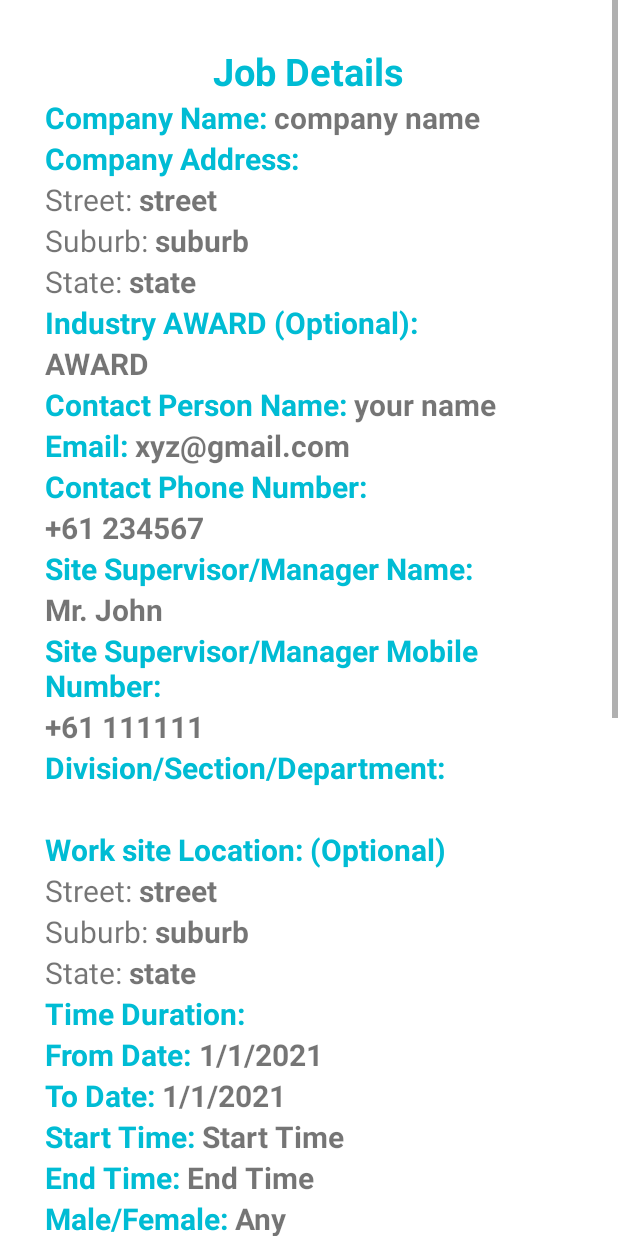
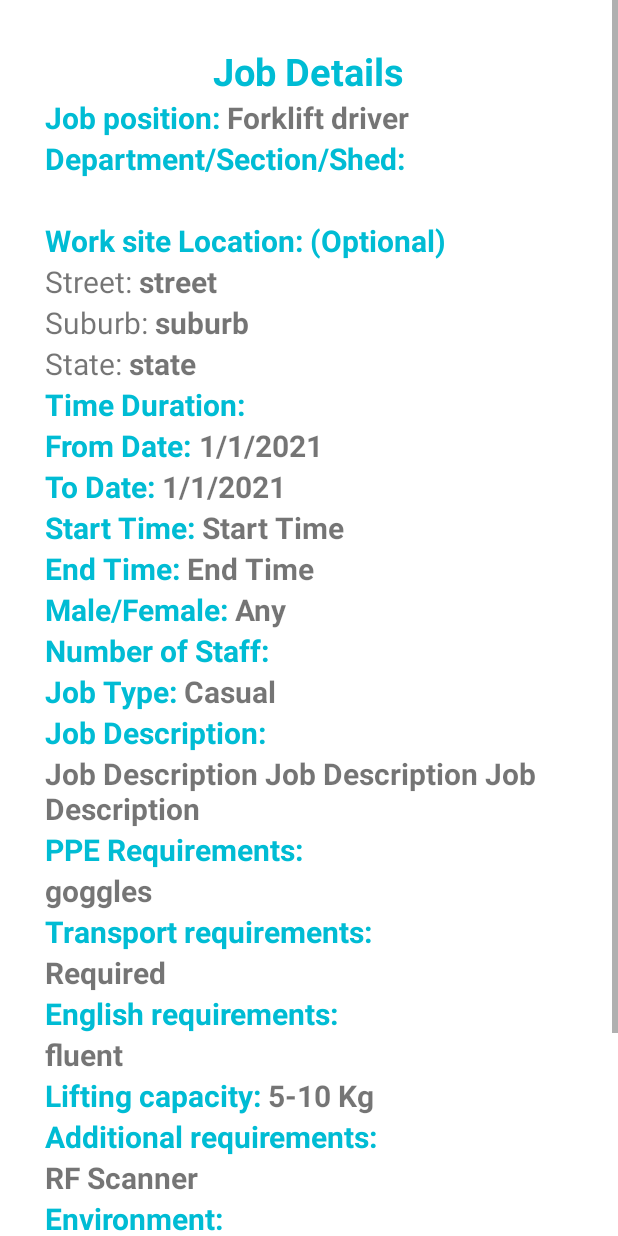
Before and after one commit to MdTalatMahmud/EmployeeHireEmployeePanel, an Android app: the layout activity_job_details.xml on its own in the app's theme, with its tools: preview values and no code run, on a phone screen of 412 x 824 dp. Run offline under Robolectric (Android 15) with nearby library versions, the phone set to English and light mode, and no system bars.

Commit message:
applicant detail added

```diff
--- a/app/src/main/res/layout/activity_job_details.xml
+++ b/app/src/main/res/layout/activity_job_details.xml
@@ -56,6 +56,7 @@
                 android:textSize="20dp"
                 android:textColor="#00BCD4"
                 android:textStyle="bold"
+                android:visibility="gone"
                 android:text="Company Name: "/>
             <TextView
                 android:id="@+id/conpanyNameTVID"
@@ -63,6 +64,7 @@
                 android:layout_height="wrap_content"
                 android:textSize="20dp"
                 android:textStyle="bold"
+                android:visibility="gone"
                 android:text="company name"/>
         </LinearLayout>
 
@@ -73,6 +75,7 @@
             android:textSize="20dp"
             android:textColor="#00BCD4"
             android:textStyle="bold"
+            android:visibility="gone"
             android:text="Company Address: "/>
         <LinearLayout
             android:layout_width="wrap_content"
@@ -81,6 +84,7 @@
                 android:layout_width="wrap_content"
                 android:layout_height="wrap_content"
                 android:textSize="20dp"
+                android:visibility="gone"
                 android:text="Street: "/>
             <TextView
                 android:id="@+id/streetTVID"
@@ -88,6 +92,7 @@
                 android:layout_height="wrap_content"
                 android:textSize="20dp"
                 android:textStyle="bold"
+                android:visibility="gone"
                 android:text="street"/>
         </LinearLayout>
         <LinearLayout
@@ -97,6 +102,7 @@
                 android:layout_width="wrap_content"
                 android:layout_height="wrap_content"
                 android:textSize="20dp"
+                android:visibility="gone"
                 android:text="Suburb: "/>
             <TextView
                 android:id="@+id/suburbTVID"
@@ -104,6 +110,7 @@
                 android:layout_height="wrap_content"
                 android:textSize="20dp"
                 android:textStyle="bold"
+                android:visibility="gone"
                 android:text="suburb"/>
         </LinearLayout>
         <LinearLayout
@@ -113,6 +120,7 @@
                 android:layout_width="wrap_content"
                 android:layout_height="wrap_content"
                 android:textSize="20dp"
+                android:visibility="gone"
                 android:text="State: "/>
             <TextView
                 android:id="@+id/stateTVID"
@@ -120,6 +128,7 @@
                 android:layout_height="wrap_content"
                 android:textSize="20dp"
                 android:textStyle="bold"
+                android:visibility="gone"
                 android:text="state"/>
         </LinearLayout>
 
@@ -134,6 +143,7 @@
                 android:textSize="20dp"
                 android:textColor="#00BCD4"
                 android:textStyle="bold"
+                android:visibility="gone"
                 android:text="Industry AWARD (Optional): "/>
             <TextView
                 android:id="@+id/industryAwardTVID"
@@ -141,6 +151,7 @@
                 android:layout_height="wrap_content"
                 android:textSize="20dp"
                 android:textStyle="bold"
+                android:visibility="gone"
                 android:text="AWARD"/>
         </LinearLayout>
 
@@ -155,6 +166,7 @@
                 android:textSize="20dp"
                 android:textColor="#00BCD4"
                 android:textStyle="bold"
+                android:visibility="gone"
                 android:text="Contact Person Name: "/>
             <TextView
                 android:id="@+id/contactPersonNameTVID"
@@ -162,6 +174,7 @@
                 android:layout_height="wrap_content"
                 android:textSize="20dp"
                 android:textStyle="bold"
+                android:visibility="gone"
                 android:text="your name"/>
         </LinearLayout>
 
@@ -175,6 +188,7 @@
                 android:textSize="20dp"
                 android:textColor="#00BCD4"
                 android:textStyle="bold"
+                android:visibility="gone"
                 android:text="Email: "/>
             <TextView
                 android:id="@+id/contactPersonEmailTVID"
@@ -182,6 +196,7 @@
                 android:layout_height="wrap_content"
                 android:textSize="20dp"
                 android:textStyle="bold"
+                android:visibility="gone"
                 android:text="xyz@gmail.com"/>
         </LinearLayout>
 
@@ -196,6 +211,7 @@
                 android:textSize="20dp"
                 android:textColor="#00BCD4"
                 android:textStyle="bold"
+                android:visibility="gone"
                 android:text="Contact Phone Number: "/>
             <TextView
                 android:id="@+id/contactPhoneNoTVID"
@@ -203,6 +219,7 @@
                 android:layout_height="wrap_content"
                 android:textSize="20dp"
                 android:textStyle="bold"
+                android:visibility="gone"
                 android:text="+61 234567"/>
         </LinearLayout>
 
@@ -217,6 +234,7 @@
                 android:textSize="20dp"
                 android:textColor="#00BCD4"
                 android:textStyle="bold"
+                android:visibility="gone"
                 android:text="Site Supervisor/Manager Name: "/>
             <TextView
                 android:id="@+id/supervisorNameTVID"
@@ -224,6 +242,7 @@
                 android:layout_height="wrap_content"
                 android:textSize="20dp"
                 android:textStyle="bold"
+                android:visibility="gone"
                 android:text="Mr. John"/>
         </LinearLayout>
 
@@ -238,6 +257,7 @@
                 android:textSize="20dp"
                 android:textColor="#00BCD4"
                 android:textStyle="bold"
+                android:visibility="gone"
                 android:text="Site Supervisor/Manager Mobile Number: "/>
             <TextView
                 android:id="@+id/siteSupervisorMobileNoTVID"
@@ -245,7 +265,29 @@
                 android:layout_height="wrap_content"
                 android:textSize="20dp"
                 android:textStyle="bold"
+                android:visibility="gone"
                 android:text="+61 111111"/>
+        </LinearLayout>
+
+        <!--        .......job position ........-->
+        <LinearLayout
+            android:layout_width="wrap_content"
+            android:layout_height="wrap_content"
+            android:orientation="horizontal">
+            <TextView
+                android:layout_width="wrap_content"
+                android:layout_height="wrap_content"
+                android:textSize="20dp"
+                android:textColor="#00BCD4"
+                android:textStyle="bold"
+                android:text="Job position: "/>
+            <TextView
+                android:id="@+id/jobPositionTVID"
+                android:layout_width="wrap_content"
+                android:layout_height="wrap_content"
+                android:textStyle="bold"
+                android:textSize="20dp"
+                android:text="Forklift driver"/>
         </LinearLayout>
 
         <!--     division/section/department-->
@@ -259,7 +301,7 @@
                 android:textSize="20dp"
                 android:textColor="#00BCD4"
                 android:textStyle="bold"
-                android:text="Division/Section/Department: "/>
+                android:text="Department/Section/Shed: "/>
             <TextView
                 android:id="@+id/departmentTVID"
                 android:layout_width="wrap_content"
@@ -432,26 +474,7 @@
                 android:text="Any"/>
         </LinearLayout>
 
-        <!--        .......job position ........-->
-        <LinearLayout
-            android:layout_width="wrap_content"
-            android:layout_height="wrap_content"
-            android:orientation="horizontal">
-            <TextView
-                android:layout_width="wrap_content"
-                android:layout_height="wrap_content"
-                android:textSize="20dp"
-                android:textColor="#00BCD4"
-                android:textStyle="bold"
-                android:text="Job position: "/>
-            <TextView
-                android:id="@+id/jobPositionTVID"
-                android:layout_width="wrap_content"
-                android:layout_height="wrap_content"
-                android:textStyle="bold"
-                android:textSize="20dp"
-                android:text="Forklift driver"/>
-        </LinearLayout>
+
 
         <!--        quantity-->
         <LinearLayout
@@ -652,7 +675,7 @@
                 android:layout_height="wrap_content"
                 android:textSize="20dp"
                 android:textStyle="bold"
-                android:text=""/>
+                android:text="N/A"/>
         </LinearLayout>
 
 
--- a/app/src/main/res/values/strings.xml
+++ b/app/src/main/res/values/strings.xml
@@ -1,5 +1,5 @@
 <resources>
-    <string name="app_name">Express Labour Hire</string>
+    <string name="app_name">Express Job Hunt</string>
     <string-array name="jobAdvArray">
         <item>Warehouse quantity 2</item>
         <item>Pick Packer quantity 5</item>
```
Also changed, not shown: app/src/main/AndroidManifest.xml (+8 -7 lines), app/src/main/java/au/mgemployeehire/employeehireemployeepanel/ApplicantDetails.java (added, +38 -0 lines), app/src/main/java/au/mgemployeehire/employeehireemployeepanel/MainActivity.java (+10 -1 lines), app/src/main/java/au/mgemployeehire/employeehireemployeepanel/SetMyContactDetailsActivity.java (added, +90 -0 lines), app/src/main/res/layout/activity_main.xml (+8 -0 lines), app/src/main/res/layout/activity_set_my_contact_details.xml (added, +71 -0 lines).
